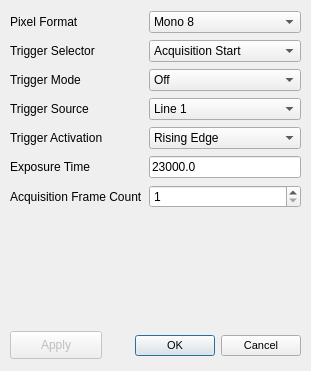
First picture: the form in gui/dialogCameraSettings.ui, repository Spinarakk/defectmonitor, before the edit.
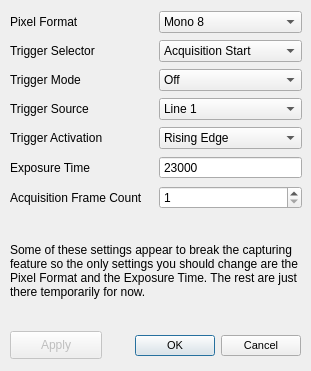
Second picture: the form after the edit. Icons and pictures are not drawn.

Diff of the .ui file:
```diff
--- a/gui/dialogCameraSettings.ui
+++ b/gui/dialogCameraSettings.ui
@@ -75,12 +75,12 @@
     <string>Apply</string>
    </property>
   </widget>
-  <widget class="QWidget" name="">
+  <widget class="QWidget" name="layoutWidget">
    <property name="geometry">
     <rect>
      <x>10</x>
      <y>10</y>
-     <width>291</width>
+     <width>292</width>
      <height>201</height>
     </rect>
    </property>
@@ -252,18 +252,14 @@
       </property>
      </widget>
     </item>
-    <item row="5" column="1">
-     <widget class="QLineEdit" name="lineExposureTime">
-      <property name="inputMask">
-       <string/>
-      </property>
-      <property name="text">
-       <string>23000.0</string>
-      </property>
-     </widget>
-    </item>
     <item row="6" column="1">
      <widget class="QSpinBox" name="spinAcquisitionFC">
+      <property name="frame">
+       <bool>true</bool>
+      </property>
+      <property name="buttonSymbols">
+       <enum>QAbstractSpinBox::UpDownArrows</enum>
+      </property>
       <property name="minimum">
        <number>1</number>
       </property>
@@ -272,8 +268,47 @@
       </property>
      </widget>
     </item>
+    <item row="5" column="1">
+     <widget class="QSpinBox" name="spinExposureTime">
+      <property name="buttonSymbols">
+       <enum>QAbstractSpinBox::NoButtons</enum>
+      </property>
+      <property name="minimum">
+       <number>35</number>
+      </property>
+      <property name="maximum">
+       <number>50000</number>
+      </property>
+      <property name="value">
+       <number>23000</number>
+      </property>
+     </widget>
+    </item>
    </layout>
   </widget>
+  <widget class="QLabel" name="labelInformation">
+   <property name="geometry">
+    <rect>
+     <x>10</x>
+     <y>220</y>
+     <width>291</width>
+     <height>101</height>
+    </rect>
+   </property>
+   <property name="font">
+    <font>
+     <pointsize>9</pointsize>
+     <weight>50</weight>
+     <bold>false</bold>
+    </font>
+   </property>
+   <property name="text">
+    <string>Some of these settings appear to break the capturing feature so the only settings you should change are the Pixel Format and the Exposure Time. The rest are just there temporarily for now.</string>
+   </property>
+   <property name="wordWrap">
+    <bool>true</bool>
+   </property>
+  </widget>
  </widget>
  <resources>
   <include location="icons.qrc"/>
```
